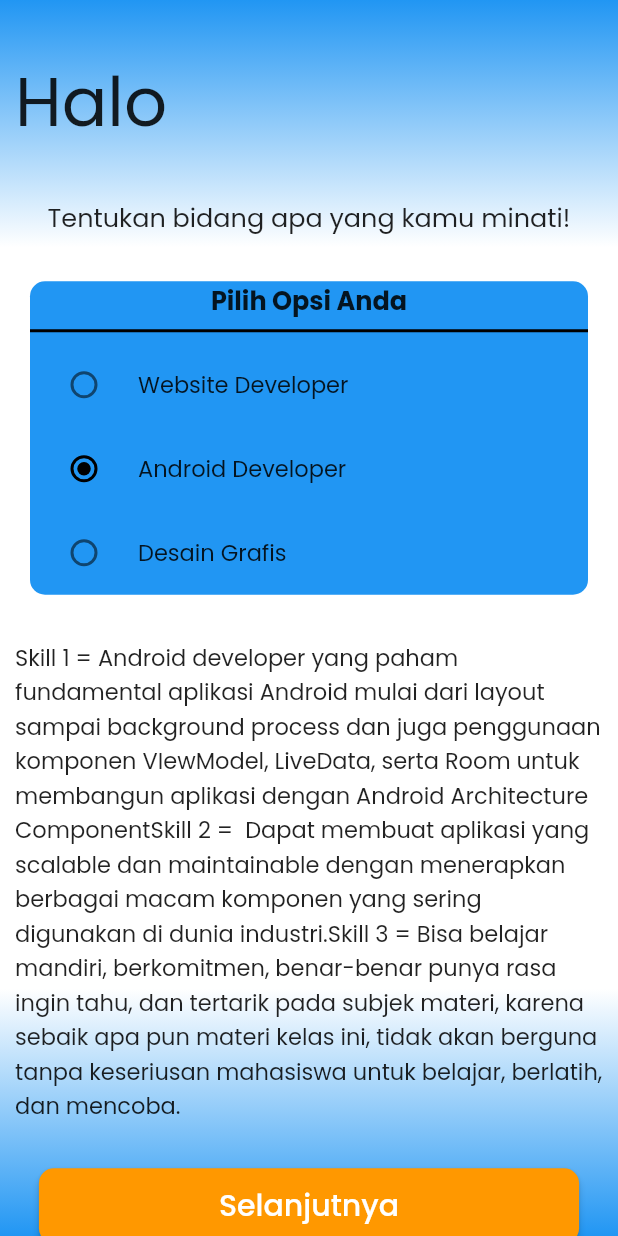
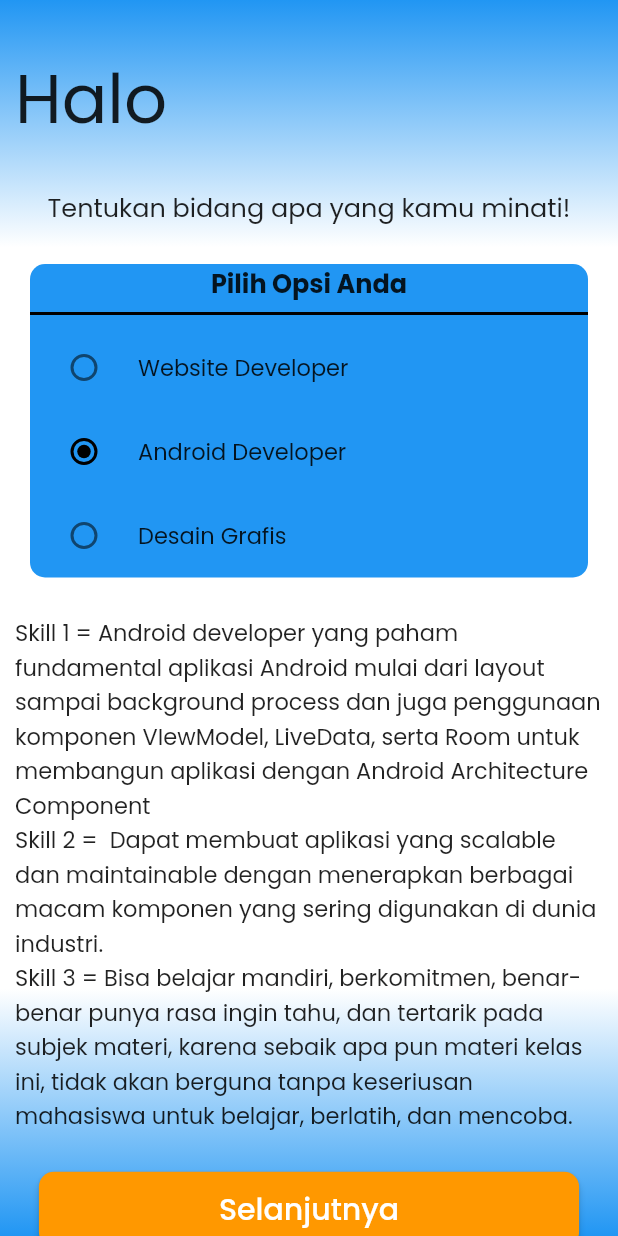
Before and after one commit to rezaoktaviansandyxx/mentorskill, a Flutter app: the ChooseMajors screen opened directly, after a tap on "Android Developer", on a phone screen of 412 x 824 dp. Run offline on Flutter 3.47's test engine with Material 2 defaults, Android fonts, the phone set to English and light mode, and no system bars; our stand-ins replace cloud_firestore, firebase_auth, firebase_core, font_awesome_flutter, google_fonts, introduction_screen and 1 more; missing offline and left inert: dart:ffi; accounts and stored records are empty.

Commit message:
rush choose mentor

```diff
--- a/lib/main.dart
+++ b/lib/main.dart
@@ -1,5 +1,6 @@
 import 'package:firebase_core/firebase_core.dart';
 import 'package:flutter/material.dart';
+import 'package:mentorskill/page/choose_mentor.dart';
 import 'package:mentorskill/splashscreen.dart';
 
 Future<void> main() async {
--- a/lib/page/choose_majors.dart
+++ b/lib/page/choose_majors.dart
@@ -22,24 +22,24 @@ class _ChooseMajorsState extends State<ChooseMajors> {
   TextStyle style4 = TextStyle(fontSize: 17);
   //variabel
   final _formKey = GlobalKey<FormState>();
-  String _majors = 'webDev';
+  String majors = 'webDev';
   //option
   String skillDefault =
-      'Skill 1 = Dapat membuat aplikasi front-end web yang responsif, memiliki aksesibilitas yang baik, mudah di-maintenance, memiliki sifat native, dapat diuji, dan memiliki performa yang baik.' +
-          'Skill 2 = Diharapkan sudah mampu mengembangkan aplikasi web di sisi Front-End, menguasai HTML, CSS, dan JavaScript serta sudah familier dengan Webpack sebagai module bundler.' +
+      'Skill 1 = Dapat membuat aplikasi front-end web yang responsif, memiliki aksesibilitas yang baik, mudah di-maintenance, memiliki sifat native, dapat diuji, dan memiliki performa yang baik.\n' +
+          'Skill 2 = Diharapkan sudah mampu mengembangkan aplikasi web di sisi Front-End, menguasai HTML, CSS, dan JavaScript serta sudah familier dengan Webpack sebagai module bundler.\n' +
           'Skill 3 = Bisa belajar mandiri, berkomitmen, benar-benar punya rasa ingin tahu, dan tertarik pada subjek materi, karena sebaik apa pun materi kelas ini, tidak akan berguna tanpa keseriusan mahasiswa untuk belajar, berlatih, dan mencoba.';
   String skillWebDev =
-      'Skill 1 = Dapat membuat aplikasi front-end web yang responsif, memiliki aksesibilitas yang baik, mudah di-maintenance, memiliki sifat native, dapat diuji, dan memiliki performa yang baik.' +
-          'Skill 2 = Diharapkan sudah mampu mengembangkan aplikasi web di sisi Front-End, menguasai HTML, CSS, dan JavaScript serta sudah familier dengan Webpack sebagai module bundler.' +
-          'Skill 3 = Bisa belajar mandiri, berkomitmen, benar-benar punya rasa ingin tahu, dan tertarik pada subjek materi, karena sebaik apa pun materi kelas ini, tidak akan berguna tanpa keseriusan mahasiswa untuk belajar, berlatih, dan mencoba.';
+      'Skill 1 = Dapat membuat aplikasi front-end web yang responsif, memiliki aksesibilitas yang baik, mudah di-maintenance, memiliki sifat native, dapat diuji, dan memiliki performa yang baik.\n' +
+          'Skill 2 = Diharapkan sudah mampu mengembangkan aplikasi web di sisi Front-End, menguasai HTML, CSS, dan JavaScript serta sudah familier dengan Webpack sebagai module bundler.\n' +
+          'Skill 3 = Bisa belajar mandiri, berkomitmen, benar-benar punya rasa ingin tahu, dan tertarik pada subjek materi, karena sebaik apa pun materi kelas ini, tidak akan berguna tanpa keseriusan mahasiswa untuk belajar, berlatih, dan mencoba.\n';
   String skillAndroDev =
-      'Skill 1 = Android developer yang paham fundamental aplikasi Android mulai dari layout sampai background process dan juga penggunaan komponen VIewModel, LiveData, serta Room untuk membangun aplikasi dengan Android Architecture Component' +
-          'Skill 2 =  Dapat membuat aplikasi yang scalable dan maintainable dengan menerapkan berbagai macam komponen yang sering digunakan di dunia industri.' +
+      'Skill 1 = Android developer yang paham fundamental aplikasi Android mulai dari layout sampai background process dan juga penggunaan komponen VIewModel, LiveData, serta Room untuk membangun aplikasi dengan Android Architecture Component \n' +
+          'Skill 2 =  Dapat membuat aplikasi yang scalable dan maintainable dengan menerapkan berbagai macam komponen yang sering digunakan di dunia industri.\n' +
           'Skill 3 = Bisa belajar mandiri, berkomitmen, benar-benar punya rasa ingin tahu, dan tertarik pada subjek materi, karena sebaik apa pun materi kelas ini, tidak akan berguna tanpa keseriusan mahasiswa untuk belajar, berlatih, dan mencoba. ';
   String skillGraphicDesign =
-      'Skill 1 =  Harus menguasai prinsip-prinsip dalam desain seperti hierarchy, contrast, repetition, alignment, balance, dan lain-lain. Semua prinsip desain ini harus kamu kuasai dan gunakan untuk membuat desain yang menarik secara visual dan terstruktur dengan baik.' +
-          'Skill 2 = Kemampuan komunikasi yang baik agar dapat sukses. Pasalnya, kamu perlu bekerja dengan berbagai klien dan tim dengan berbagai latar belakang pendidikan.' +
-          'Skill 3 = Bisa belajar mandiri, berkomitmen, benar-benar punya rasa ingin tahu, dan tertarik pada subjek materi, karena sebaik apa pun materi kelas ini, tidak akan berguna tanpa keseriusan mahasiswa untuk belajar, berlatih, dan mencoba. ';
+      'Skill 1 =  Harus menguasai prinsip-prinsip dalam desain seperti hierarchy, contrast, repetition, alignment, balance, dan lain-lain. Semua prinsip desain ini harus kamu kuasai dan gunakan untuk membuat desain yang menarik secara visual dan terstruktur dengan baik.\n' +
+          'Skill 2 = Kemampuan komunikasi yang baik agar dapat sukses. Pasalnya, kamu perlu bekerja dengan berbagai klien dan tim dengan berbagai latar belakang pendidikan.\n' +
+          'Skill 3 = Bisa belajar mandiri, berkomitmen, benar-benar punya rasa ingin tahu, dan tertarik pada subjek materi, karena sebaik apa pun materi kelas ini, tidak akan berguna tanpa keseriusan mahasiswa untuk belajar, berlatih, dan mencoba.\n';
   //firebase
   User? user = FirebaseAuth.instance.currentUser;
   UserModel loggedInUser = UserModel();
@@ -116,13 +116,13 @@ class _ChooseMajorsState extends State<ChooseMajors> {
                         ),
                         RadioListTile(
                             value: 'webDev',
-                            groupValue: _majors,
+                            groupValue: majors,
                             title: Text('Website Developer',
                                 style: GoogleFonts.poppins(textStyle: style3)),
                             activeColor: Colors.black,
                             onChanged: (value) {
                               setState(() {
-                                _majors = value.toString();
+                                majors = value.toString();
                                 skillDefault = skillWebDev;
                                 // value = webDev;
                                 // webDev = skillnya, majors = valuenya
@@ -130,26 +130,26 @@ class _ChooseMajorsState extends State<ChooseMajors> {
                             }),
                         RadioListTile(
                             value: 'androDev',
-                            groupValue: _majors,
+                            groupValue: majors,
                             title: Text('Android Developer',
                                 style: GoogleFonts.poppins(textStyle: style3)),
                             activeColor: Colors.black,
                             onChanged: (value) {
                               setState(() {
-                                _majors = value.toString();
+                                majors = value.toString();
                                 // value = androDev;
                                 skillDefault = skillAndroDev;
                               });
                             }),
                         RadioListTile(
                             value: 'graphicDesign',
-                            groupValue: _majors,
+                            groupValue: majors,
                             title: Text('Desain Grafis',
                                 style: GoogleFonts.poppins(textStyle: style3)),
                             activeColor: Colors.black,
                             onChanged: (value) {
                               setState(() {
-                                _majors = value.toString();
+                                majors = value.toString();
                                 // value = graphicDesign;
                                 skillDefault = skillGraphicDesign;
                               });
@@ -164,7 +164,8 @@ class _ChooseMajorsState extends State<ChooseMajors> {
                       Navigator.push(
                           context,
                           MaterialPageRoute(
-                              builder: (context) => ChooseMentor()));
+                              builder: (context) =>
+                                  ChooseMentor(select: majors)));
                     },
                     child: Text(
                       'Selanjutnya',
```
Also changed, not shown: lib/component/custom_list_item.dart (added, +120 -0 lines), lib/page/choose_mentor.dart (+56 -13 lines), lib/page/view_mentor.dart (+6 -6 lines).
